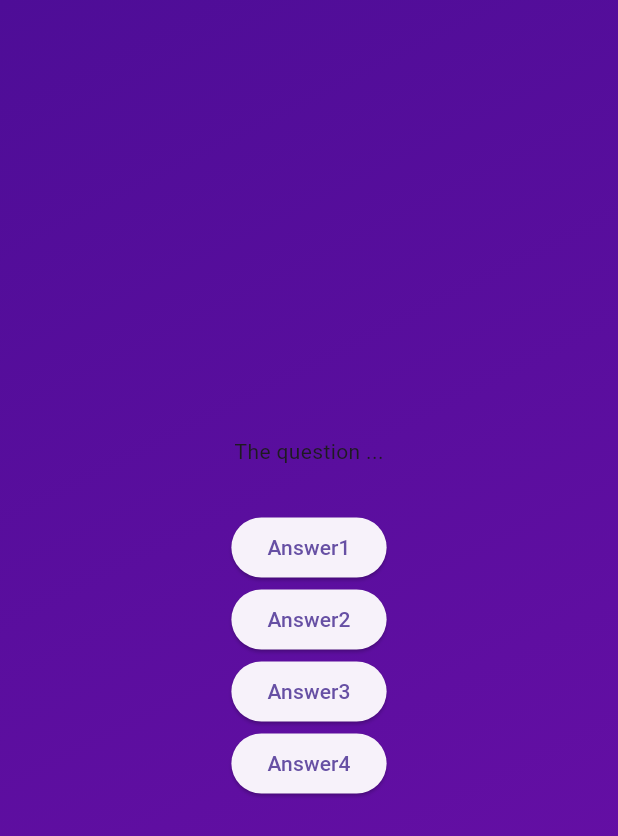
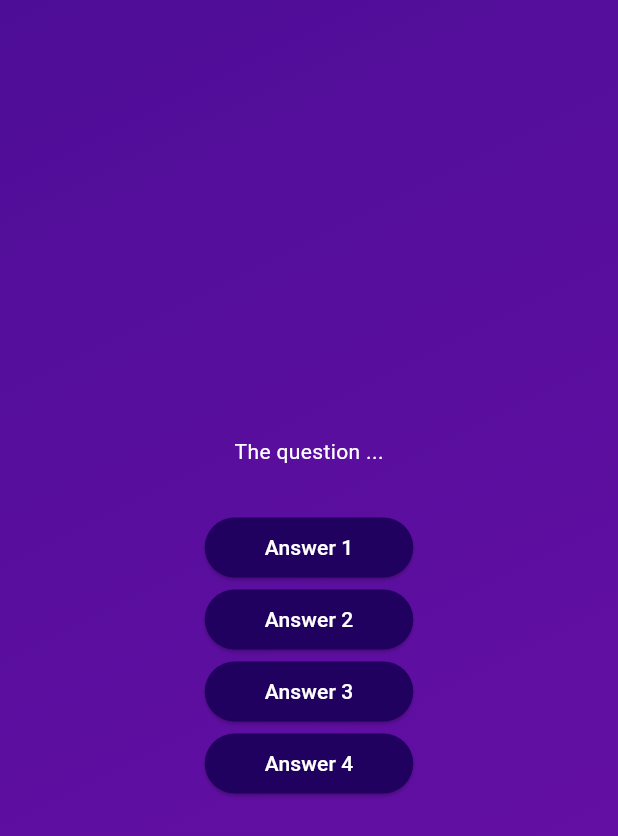
Before and after one commit to godomainz/adv_basics, a Flutter app: the screen it shows after launch, after a tap on "Start Quiz", on a phone screen of 412 x 824 dp. Shown: the top 836 px of the screen. Run offline on Flutter 3.47's test engine with Material 3 defaults, Android fonts, the phone set to English and light mode, and no system bars.

Commit message:
69. Creating a Reusable, Custom Styled Button

```diff
--- /dev/null
+++ b/lib/answer_button.dart
@@ -0,0 +1,24 @@
+import 'package:flutter/material.dart';
+
+class AnswerButton extends StatelessWidget {
+  final String answerText;
+  final void Function() onTap;
+  const AnswerButton(
+      {super.key, required this.answerText, required this.onTap});
+
+  @override
+  Widget build(BuildContext context) {
+    return ElevatedButton(
+      onPressed: onTap,
+      style: ElevatedButton.styleFrom(
+        padding: const EdgeInsets.symmetric(vertical: 10, horizontal: 40),
+        backgroundColor: const Color.fromARGB(255, 33, 1, 95),
+        foregroundColor: Colors.white,
+        shape: RoundedRectangleBorder(
+          borderRadius: BorderRadius.circular(40),
+        ),
+      ),
+      child: Text(answerText),
+    );
+  }
+}
--- a/lib/questions_screen.dart
+++ b/lib/questions_screen.dart
@@ -1,3 +1,4 @@
+import 'package:adv_basics/answer_button.dart';
 import 'package:flutter/material.dart';
 
 class QuestionsScreen extends StatefulWidget {
@@ -15,12 +16,29 @@ class _QuestionsScreenState extends State<QuestionsScreen> {
       child: Column(
         mainAxisAlignment: MainAxisAlignment.center,
         children: [
-          const Text('The question ...'),
+          const Text(
+            'The question ...',
+            style: TextStyle(
+              color: Colors.white,
+            ),
+          ),
           const SizedBox(height: 30),
-          ElevatedButton(onPressed: () {}, child: const Text('Answer1')),
-          ElevatedButton(onPressed: () {}, child: const Text('Answer2')),
-          ElevatedButton(onPressed: () {}, child: const Text('Answer3')),
-          ElevatedButton(onPressed: () {}, child: const Text('Answer4')),
+          AnswerButton(
+            answerText: "Answer 1",
+            onTap: () {},
+          ),
+          AnswerButton(
+            answerText: "Answer 2",
+            onTap: () {},
+          ),
+          AnswerButton(
+            answerText: "Answer 3",
+            onTap: () {},
+          ),
+          AnswerButton(
+            answerText: "Answer 4",
+            onTap: () {},
+          ),
         ],
       ),
     );
```
